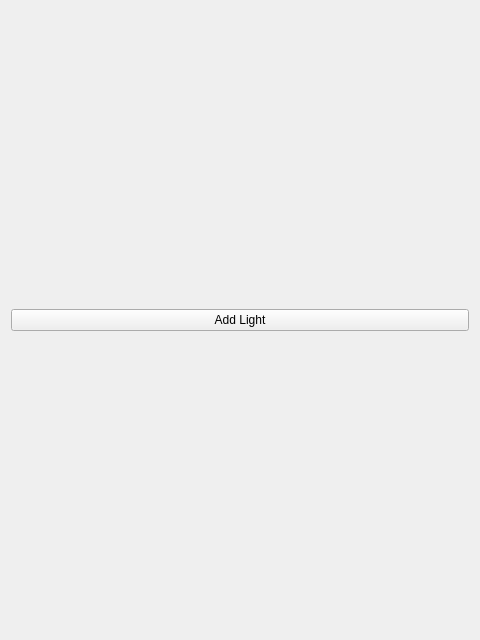
Old version of the form Qt/Components/Resources/UI/pqLightsInspector.ui in the repository Kitware/ParaView.
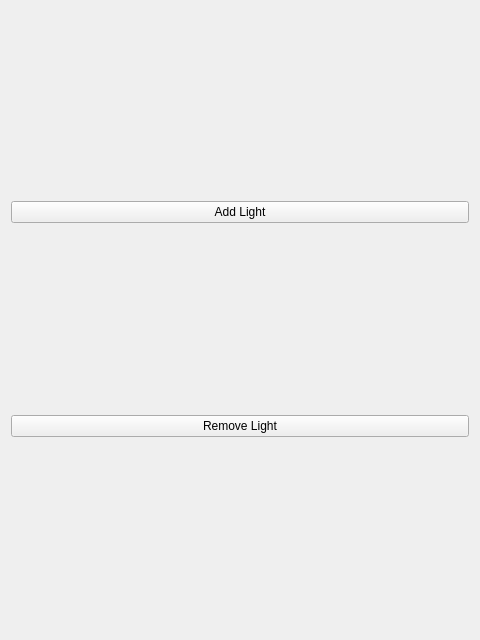
New version of the form.

Commit message: demonstrate remove light from Qt and Python and Trace

```diff
--- a/Qt/Components/Resources/UI/pqLightsInspector.ui
+++ b/Qt/Components/Resources/UI/pqLightsInspector.ui
@@ -24,6 +24,13 @@
      </property>
     </widget>
    </item>
+   <item>
+    <widget class="QPushButton" name="removeLight">
+     <property name="text">
+      <string>Remove Light</string>
+     </property>
+    </widget>
+   </item>
   </layout>
  </widget>
  <resources>
```
The commit also changes 3 other files.
